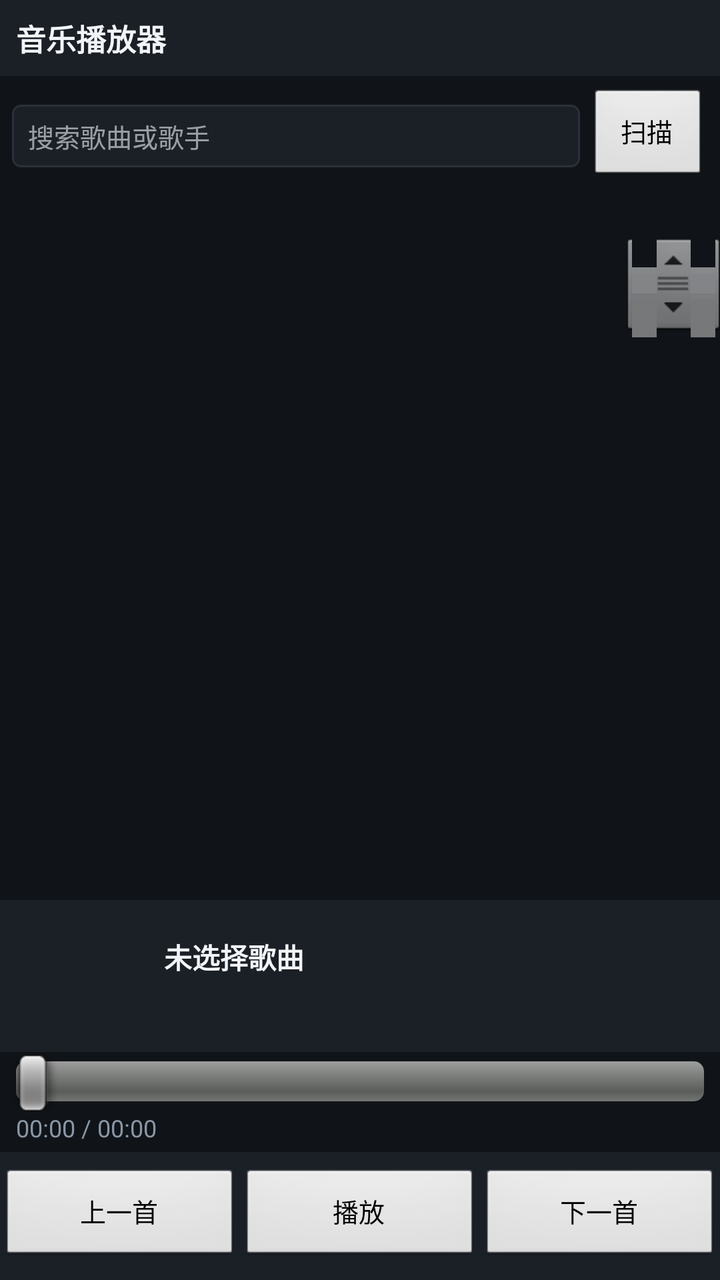
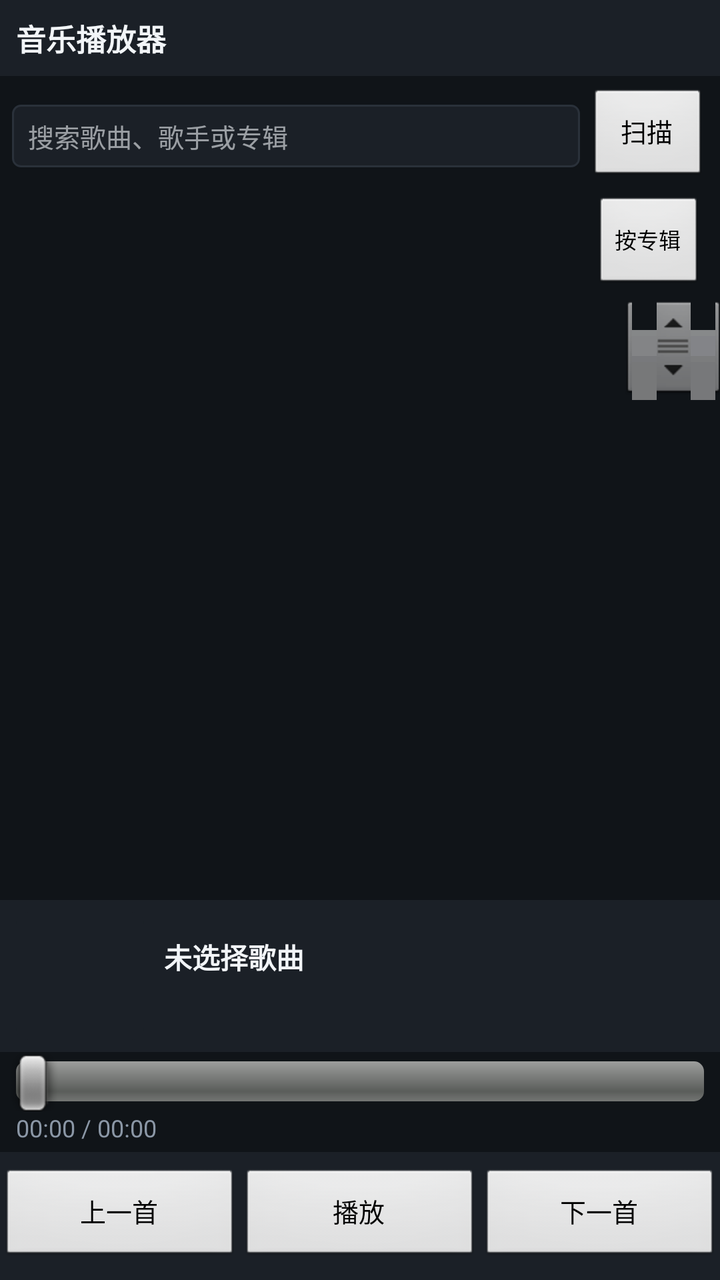

Compare the two renders of this Android layout. The source of the first and the diff that turns it into the second are given below.
<!-- AndroidManifest.xml: application theme android:Theme.NoTitleBar -->
<!-- res/layout/main.xml -->
<?xml version="1.0" encoding="utf-8"?>
<LinearLayout xmlns:android="http://schemas.android.com/apk/res/android"
    android:layout_width="fill_parent"
    android:layout_height="fill_parent"
    android:orientation="vertical"
    android:background="@color/bg"
    android:focusable="true"
    android:focusableInTouchMode="true">

    <TextView
        android:id="@+id/title"
        android:layout_width="fill_parent"
        android:layout_height="wrap_content"
        android:background="@color/panel"
        android:padding="8dp"
        android:text="@string/app_name"
        android:textColor="@color/text_primary"
        android:textSize="15sp"
        android:textStyle="bold" />

    <LinearLayout
        android:layout_width="fill_parent"
        android:layout_height="wrap_content"
        android:orientation="horizontal"
        android:gravity="center_vertical"
        android:padding="6dp">

        <EditText
            android:id="@+id/search"
            android:layout_width="0dp"
            android:layout_height="wrap_content"
            android:layout_weight="1"
            android:background="@drawable/search_box"
            android:hint="@string/search_hint"
            android:singleLine="true"
            android:imeOptions="actionDone"
            android:textColor="@color/text_primary"
            android:textColorHint="@color/text_hint"
            android:textSize="13sp" />

        <Button
            android:id="@+id/btn_clear"
            android:layout_width="wrap_content"
            android:layout_height="wrap_content"
            android:layout_marginLeft="4dp"
            android:minWidth="0dp"
            android:text="@string/clear"
            android:textSize="12sp"
            android:visibility="gone" />

        <Button
            android:id="@+id/btn_scan"
            android:layout_width="wrap_content"
            android:layout_height="wrap_content"
            android:layout_marginLeft="4dp"
            android:minWidth="60dp"
            android:text="@string/scan"
            android:textSize="13sp" />
    </LinearLayout>

    <TextView
        android:id="@+id/list_info"
        android:layout_width="fill_parent"
        android:layout_height="wrap_content"
        android:paddingBottom="4dp"
        android:paddingLeft="8dp"
        android:paddingRight="8dp"
        android:textColor="@color/text_secondary"
        android:textSize="11sp" />

    <ListView
        android:id="@android:id/list"
        android:layout_width="fill_parent"
        android:layout_height="0dp"
        android:layout_weight="1"
        android:cacheColorHint="#00000000"
        android:divider="@color/divider"
        android:dividerHeight="1px"
        android:fastScrollEnabled="true" />

    <TextView
        android:id="@+id/empty"
        android:layout_width="fill_parent"
        android:layout_height="wrap_content"
        android:padding="14dp"
        android:text="@string/empty"
        android:textColor="@color/text_secondary"
        android:textSize="13sp"
        android:visibility="gone" />

    <LinearLayout
        android:layout_width="fill_parent"
        android:layout_height="wrap_content"
        android:background="@color/panel"
        android:orientation="horizontal"
        android:paddingBottom="6dp"
        android:paddingLeft="8dp"
        android:paddingRight="8dp"
        android:paddingTop="6dp">

        <ImageView
            android:id="@+id/art"
            android:layout_width="64dp"
            android:layout_height="64dp"
            android:background="@drawable/art_background"
            android:contentDescription="@string/cd_album_art"
            android:scaleType="centerCrop" />

        <LinearLayout
            android:layout_width="0dp"
            android:layout_height="wrap_content"
            android:layout_gravity="center_vertical"
            android:layout_weight="1"
            android:orientation="vertical"
            android:paddingLeft="10dp">

            <TextView
                android:id="@+id/now"
                android:layout_width="fill_parent"
                android:layout_height="wrap_content"
                android:ellipsize="marquee"
                android:singleLine="true"
                android:text="@string/no_song"
                android:textColor="@color/text_primary"
                android:textSize="14sp"
                android:textStyle="bold" />

            <TextView
                android:id="@+id/now_artist"
                android:layout_width="fill_parent"
                android:layout_height="wrap_content"
                android:ellipsize="end"
                android:paddingTop="3dp"
                android:singleLine="true"
                android:textColor="@color/accent"
                android:textSize="12sp" />
        </LinearLayout>
    </LinearLayout>

    <SeekBar
        android:id="@+id/seek"
        android:layout_width="fill_parent"
        android:layout_height="wrap_content"
        android:paddingLeft="8dp"
        android:paddingRight="8dp" />

    <TextView
        android:id="@+id/time"
        android:layout_width="fill_parent"
        android:layout_height="wrap_content"
        android:paddingBottom="4dp"
        android:paddingLeft="8dp"
        android:paddingRight="8dp"
        android:text="@string/time_zero"
        android:textColor="@color/text_secondary"
        android:textSize="12sp" />

    <LinearLayout
        android:layout_width="fill_parent"
        android:layout_height="wrap_content"
        android:background="@color/panel"
        android:orientation="horizontal"
        android:paddingBottom="8dp"
        android:paddingTop="8dp">

        <Button
            android:id="@+id/btn_prev"
            android:layout_width="0dp"
            android:layout_height="wrap_content"
            android:layout_weight="1"
            android:minWidth="0dp"
            android:text="@string/btn_prev"
            android:textSize="13sp" />

        <Button
            android:id="@+id/btn_play"
            android:layout_width="0dp"
            android:layout_height="wrap_content"
            android:layout_weight="1"
            android:minWidth="0dp"
            android:text="@string/btn_play"
            android:textSize="13sp" />

        <Button
            android:id="@+id/btn_next"
            android:layout_width="0dp"
            android:layout_height="wrap_content"
            android:layout_weight="1"
            android:minWidth="0dp"
            android:text="@string/btn_next"
            android:textSize="13sp" />
    </LinearLayout>
</LinearLayout>
<!-- resources referenced by this layout -->
<resources>
  <color name="accent">#FF3DA9FC</color>
  <color name="bg">#FF101418</color>
  <color name="divider">#FF2A313A</color>
  <color name="panel">#FF1B2027</color>
  <color name="text_hint">#99F2F5F8</color>
  <color name="text_primary">#FFF2F5F8</color>
  <color name="text_secondary">#FF8B97A6</color>
  <!-- drawable art_background (drawable) -->
  <?xml version="1.0" encoding="utf-8"?>
  <shape xmlns:android="http://schemas.android.com/apk/res/android"
      android:shape="rectangle">
      <solid android:color="@color/panel" />
      <corners android:radius="6dp" />
  </shape>
  <!-- drawable search_box (drawable) -->
  <?xml version="1.0" encoding="utf-8"?>
  <shape xmlns:android="http://schemas.android.com/apk/res/android"
      android:shape="rectangle">
      <solid android:color="@color/panel" />
      <stroke
          android:width="1dp"
          android:color="@color/divider" />
      <corners android:radius="4dp" />
      <padding
          android:left="8dp"
          android:top="6dp"
          android:right="8dp"
          android:bottom="6dp" />
  </shape>
  <string name="app_name">音乐播放器</string>
  <string name="btn_next">下一首</string>
  <string name="btn_play">播放</string>
  <string name="btn_prev">上一首</string>
  <string name="cd_album_art">专辑封面</string>
  <string name="clear">清空</string>
  <string name="empty">没有找到音频文件。请把 mp3 放到 SD 卡的 Music 文件夹后点击“扫描”。</string>
  <string name="no_song">未选择歌曲</string>
  <string name="scan">扫描</string>
  <string name="search_hint">搜索歌曲或歌手</string>
  <string name="time_zero">00:00 / 00:00</string>
</resources>

<!-- the commit's change to res/layout/main.xml (unified diff, before → after) -->
@@ -58,15 +58,32 @@
             android:textSize="13sp" />
     </LinearLayout>
 
-    <TextView
-        android:id="@+id/list_info"
-        android:layout_width="fill_parent"
-        android:layout_height="wrap_content"
-        android:paddingBottom="4dp"
-        android:paddingLeft="8dp"
-        android:paddingRight="8dp"
-        android:textColor="@color/text_secondary"
-        android:textSize="11sp" />
+    <LinearLayout
+        android:layout_width="fill_parent"
+        android:layout_height="wrap_content"
+        android:gravity="center_vertical"
+        android:orientation="horizontal"
+        android:paddingBottom="2dp"
+        android:paddingLeft="8dp"
+        android:paddingRight="8dp">
+
+        <TextView
+            android:id="@+id/list_info"
+            android:layout_width="0dp"
+            android:layout_height="wrap_content"
+            android:layout_weight="1"
+            android:textColor="@color/text_secondary"
+            android:textSize="11sp" />
+
+        <Button
+            android:id="@+id/btn_group"
+            android:layout_width="wrap_content"
+            android:layout_height="wrap_content"
+            android:layout_marginLeft="6dp"
+            android:minWidth="0dp"
+            android:text="@string/group_by_album"
+            android:textSize="11sp" />
+    </LinearLayout>
 
     <ListView
         android:id="@android:id/list"
<!-- resource entries referenced after the edit -->
@@ -36,9 +36,10 @@
   <string name="cd_album_art">专辑封面</string>
   <string name="clear">清空</string>
   <string name="empty">没有找到音频文件。请把 mp3 放到 SD 卡的 Music 文件夹后点击“扫描”。</string>
+  <string name="group_by_album">按专辑</string>
   <string name="no_song">未选择歌曲</string>
   <string name="scan">扫描</string>
-  <string name="search_hint">搜索歌曲或歌手</string>
+  <string name="search_hint">搜索歌曲、歌手或专辑</string>
   <string name="time_zero">00:00 / 00:00</string>
 </resources>
 
